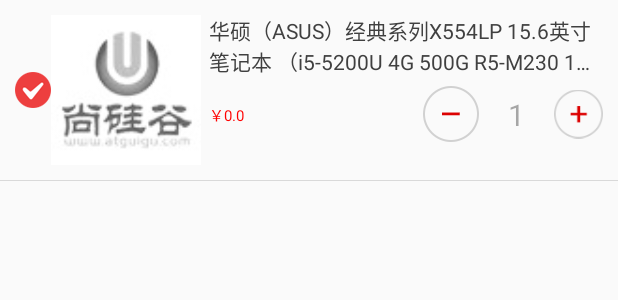
After one commit to yangguangfu520/ShoppingMall_1020, an Android app: the layout item_shop_cart.xml on its own in the app's theme, with its tools: preview values and no code run, on a phone screen of 412 x 824 dp. The commit adds this screen. Shown: the top 300 px of the screen. Run offline under Robolectric (Android 15) with nearby library versions, the phone set to English and light mode, and no system bars.

Commit message:
购物车数据的展现

```diff
--- /dev/null
+++ b/app/src/main/java/com/atguigu/shoppingmall_1020/shoppingcart/view/AddSubView.java
@@ -0,0 +1,139 @@
+package com.atguigu.shoppingmall_1020.shoppingcart.view;
+
+import android.content.Context;
+import android.graphics.drawable.Drawable;
+import android.support.v7.widget.TintTypedArray;
+import android.util.AttributeSet;
+import android.view.View;
+import android.widget.ImageView;
+import android.widget.LinearLayout;
+import android.widget.TextView;
+
+import com.atguigu.shoppingmall_1020.R;
+
+/**
+ * 作者：尚硅谷-杨光福 on 2017/2/28 09:32
+ * 微信：yangguangfu520
+ * QQ号：541433511
+ * 作用：xxxx
+ */
+public class AddSubView extends LinearLayout {
+
+    private ImageView iv_sub;
+    private TextView tv_value;
+    private ImageView iv_add;
+
+    private int value = 1;
+    private int minValue = 1;
+    private int maxValue= 10;
+
+    public int getValue() {
+        return value;
+    }
+
+    public void setValue(int value) {
+        this.value = value;
+        tv_value.setText(value+"");//这样才可以
+
+    }
+
+    public int getMinValue() {
+        return minValue;
+    }
+
+    public void setMinValue(int minValue) {
+        this.minValue = minValue;
+    }
+
+    public int getMaxValue() {
+        return maxValue;
+    }
+
+    public void setMaxValue(int maxValue) {
+        this.maxValue = maxValue;
+    }
+
+    public AddSubView(Context context, AttributeSet attrs) {
+        super(context, attrs);
+        //把布局文件实例化成View,并且添加到AddSubView.this类中，成为他的子视图
+        View.inflate(context, R.layout.add_sub_view,AddSubView.this);
+        iv_sub = (ImageView) findViewById(R.id.iv_sub);
+        tv_value = (TextView) findViewById(R.id.tv_value);
+        iv_add = (ImageView) findViewById(R.id.iv_add);
+
+        //设置点击事件
+        iv_sub.setOnClickListener(new OnClickListener() {
+            @Override
+            public void onClick(View v) {
+                //不能小于最小值
+                if(value > minValue){
+                    value --;
+                }
+                setValue(value);
+                if(listener != null){
+                    listener.onNumberChanger(value);
+                }
+            }
+        });
+
+        iv_add.setOnClickListener(new OnClickListener() {
+            @Override
+            public void onClick(View v) {
+                if(value < maxValue){
+                    value++;
+                }
+
+                setValue(value);
+
+                if(listener != null){
+                    listener.onNumberChanger(value);
+                }
+
+            }
+        });
+
+
+        if (attrs != null) {
+            //取出属性
+            TintTypedArray tintTypedArray = TintTypedArray.obtainStyledAttributes(context, attrs, R.styleable.AddSubView);
+            int value = tintTypedArray.getInt(R.styleable.AddSubView_value, 0);
+            if (value > 0) {
+                setValue(value);
+            }
+            int minValue = tintTypedArray.getInt(R.styleable.AddSubView_minValue, 0);
+            if (value > 0) {
+                setMinValue(minValue);
+            }
+            int maxValue = tintTypedArray.getInt(R.styleable.AddSubView_maxValue, 0);
+            if (value > 0) {
+                setMaxValue(maxValue);
+            }
+            Drawable addDrawable = tintTypedArray.getDrawable(R.styleable.AddSubView_numberAddBackground);
+            if (addDrawable != null) {
+                iv_add.setImageDrawable(addDrawable);
+            }
+            Drawable subDrawable = tintTypedArray.getDrawable(R.styleable.AddSubView_numberSubBackground);
+            if (subDrawable != null) {
+                iv_sub.setImageDrawable(subDrawable);
+            }
+        }
+
+    }
+
+    /**
+     * 定义一个接口
+     */
+    public interface OnNumberChangerListener{
+        public void onNumberChanger(int value);
+    }
+
+    private OnNumberChangerListener listener;
+
+    /**
+     * 设置数字改变的监听 - 在Activity或者适配器等中使用
+     * @param listener
+     */
+    public void setOnNumberChangerListener(OnNumberChangerListener listener) {
+        this.listener = listener;
+    }
+}
--- /dev/null
+++ b/app/src/main/res/layout/add_sub_view.xml
@@ -0,0 +1,29 @@
+<?xml version="1.0" encoding="utf-8"?>
+<LinearLayout xmlns:android="http://schemas.android.com/apk/res/android"
+    android:layout_width="wrap_content"
+    android:layout_height="wrap_content"
+    android:gravity="center_vertical"
+    android:orientation="horizontal">
+
+    <ImageView
+        android:id="@+id/iv_sub"
+        android:layout_width="wrap_content"
+        android:layout_height="wrap_content"
+        />
+
+    <TextView
+        android:id="@+id/tv_value"
+        android:layout_width="50dp"
+        android:layout_height="50dp"
+        android:gravity="center"
+        android:text="1"
+        android:textColor="#55000000"
+        android:textSize="20sp" />
+
+    <ImageView
+        android:id="@+id/iv_add"
+        android:layout_width="wrap_content"
+        android:layout_height="wrap_content"
+       />
+
+</LinearLayout>
--- /dev/null
+++ b/app/src/main/res/layout/item_shop_cart.xml
@@ -0,0 +1,85 @@
+<?xml version="1.0" encoding="utf-8"?>
+<LinearLayout xmlns:android="http://schemas.android.com/apk/res/android"
+    android:layout_width="match_parent"
+    android:layout_height="match_parent"
+    xmlns:app="http://schemas.android.com/apk/res-auto"
+    android:orientation="vertical">
+    <!--线性布局-->
+    <LinearLayout
+        android:layout_width="match_parent"
+        android:layout_height="wrap_content"
+        android:orientation="horizontal"
+        android:padding="10dp">
+
+        <CheckBox
+            android:id="@+id/cb_gov"
+            android:layout_width="wrap_content"
+            android:layout_height="wrap_content"
+            android:layout_gravity="center_vertical"
+            android:button="@drawable/checkbox_selector"
+            android:checked="true"
+            android:clickable="false" />
+
+        <ImageView
+            android:id="@+id/iv_gov"
+            android:layout_width="100dp"
+            android:layout_height="100dp"
+            android:background="@drawable/new_img_loading_1"
+            android:scaleType="fitXY" />
+
+        <LinearLayout
+            android:layout_width="match_parent"
+            android:layout_height="match_parent"
+            android:layout_marginLeft="5dp"
+            android:orientation="vertical">
+
+            <TextView
+                android:id="@+id/tv_desc_gov"
+                android:layout_width="wrap_content"
+                android:layout_height="wrap_content"
+                android:ellipsize="end"
+                android:lines="2"
+                android:text="华硕（ASUS）经典系列X554LP 15.6英寸笔记本 （i5-5200U 4G 500G R5-M230 1G独显 蓝牙 Win8.1 黑色）"
+                android:textColor="#404040"
+                android:textSize="14sp" />
+
+            <LinearLayout
+                android:layout_width="match_parent"
+                android:layout_height="wrap_content"
+                android:orientation="horizontal">
+
+                <TextView
+                    android:id="@+id/tv_price_gov"
+                    android:layout_width="0dp"
+                    android:layout_height="match_parent"
+                    android:layout_gravity="right"
+                    android:layout_weight="1"
+                    android:gravity="center_vertical"
+                    android:text="￥0.0"
+                    android:textColor="#f00"
+                    android:textSize="10sp" />
+
+                <com.atguigu.shoppingmall_1020.shoppingcart.view.AddSubView
+                    android:id="@+id/addSubView"
+                    android:layout_width="120dp"
+                    app:value="1"
+                    app:minValue="1"
+                    app:maxValue="15"
+                    app:numberAddBackground="@drawable/goods_add_btn"
+                    app:numberSubBackground="@drawable/goods_sub_btn"
+                    android:layout_height="wrap_content" />
+            </LinearLayout>
+        </LinearLayout>
+
+
+    </LinearLayout>
+
+
+    <!--线-->
+    <View
+        android:layout_width="match_parent"
+        android:layout_height="0.6dp"
+        android:background="#22000000" />
+
+
+</LinearLayout>
```
Also changed, not shown: app/src/main/java/com/atguigu/shoppingmall_1020/shoppingcart/adapter/ShoppingCartAdapter.java (added, +97 -0 lines), app/src/main/java/com/atguigu/shoppingmall_1020/shoppingcart/fragment/ShoppingCartFragment.java (+26 -1 lines), app/src/main/res/values/add_sub_view_attrs.xml (added, +13 -0 lines), app/src/main/res/drawable-hdpi/goods_add_btn.png (added), app/src/main/res/drawable-hdpi/goods_sub_btn.png (added), app/src/main/res/drawable-hdpi/new_img_loading_1.jpg (added).
